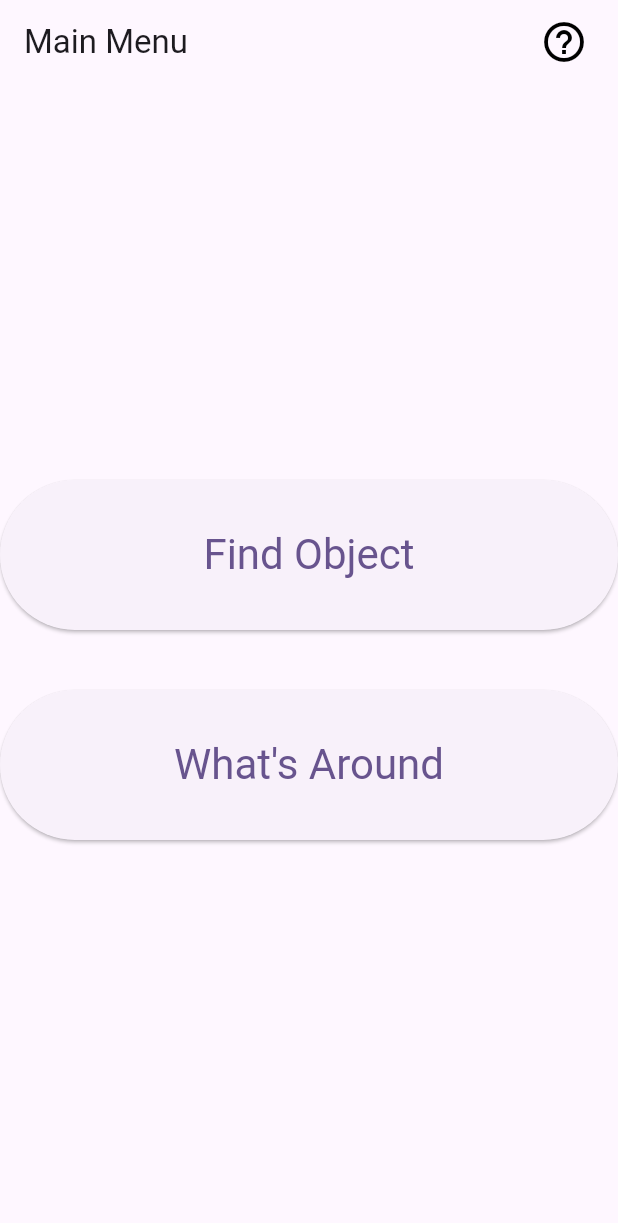
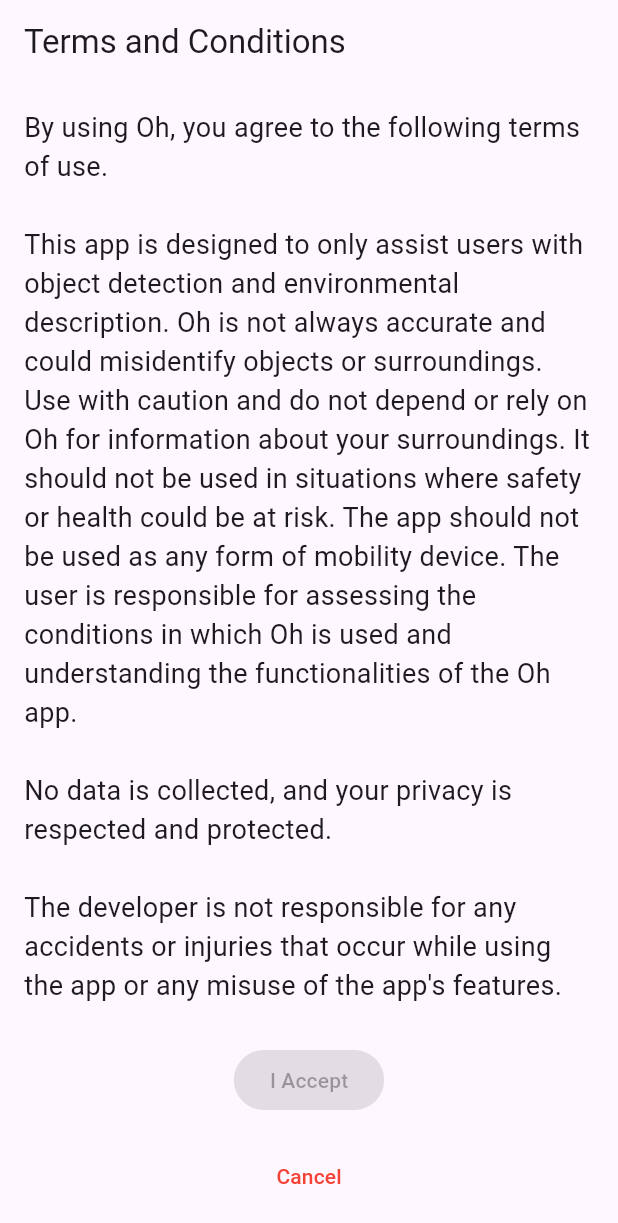
Before and after one commit to SauronVan/-Object_Detection_android, a Flutter app: the screen it shows after launch, on a phone screen of 412 x 824 dp. Shown: the top 1223 px of the screen. Run offline on Flutter 3.47's test engine with Material 3 defaults, Android fonts, the phone set to English and light mode, and no system bars; our stand-ins replace flutter_tts, get, permission_handler, shared_preferences, speech_to_text, vibration; missing offline and left inert: ultralytics_yolo.

Commit message:
add terms of use

```diff
--- /dev/null
+++ b/lib/Instruction/termsandcondition.dart
@@ -0,0 +1,122 @@
+import 'package:flutter/material.dart';
+import 'package:flutter_tts/flutter_tts.dart';
+import 'package:shared_preferences/shared_preferences.dart';
+import 'package:flutter/services.dart';
+import 'package:oh/main.dart';
+
+class TermsPage extends StatefulWidget {
+  const TermsPage({super.key});
+
+  @override
+  _TermsPageState createState() => _TermsPageState();
+}
+
+class _TermsPageState extends State<TermsPage> with WidgetsBindingObserver {
+  ScrollController _scrollController = ScrollController();
+  bool _isAtBottom = false;
+  FlutterTts _flutterTts = FlutterTts();
+
+  @override
+
+  @override
+  void initState() {
+    super.initState();
+    WidgetsBinding.instance.addObserver(this);
+    _flutterTts.setLanguage("en-US");
+    _flutterTts.setSpeechRate(0.5);
+    _readTerms();
+    _scrollController.addListener(_scrollListener);
+  }
+
+  @override
+  void didChangeAppLifecycleState(AppLifecycleState state) {
+    if (state == AppLifecycleState.paused || state == AppLifecycleState.inactive) {
+      _flutterTts.stop();
+    } else if (state == AppLifecycleState.resumed) {
+      _readTerms();
+    }
+  }
+
+  void _scrollListener() {
+    setState(() {
+      _isAtBottom = _scrollController.position.pixels == _scrollController.position.maxScrollExtent;
+    });
+  }
+
+  Future<void> _readTerms() async {
+    await _flutterTts.speak(
+        "By using Oh, you agree to the following terms of use. "
+            "This app is designed to only assist users with object detection and environmental description. "
+            "Oh is not always accurate and could misidentify objects or surroundings. "
+            "Use with caution and do not depend or rely on Oh for information about your surroundings. "
+            "It should not be used in situations where safety or health could be at risk. The app should not be used as any form of mobility device. "
+            "The user is responsible for assessing the conditions in which Oh is used and understanding the functionalities of Oh app. "
+            "No data is collected, and your privacy is respected and protected. "
+            "The developer is not responsible for any accidents or injuries that occur while using the app or any misuse of the app's features. "
+            "By accepting the terms of use, you acknowledge and agree to these conditions. "
+            "Hope you have an enjoyable time using the app."
+    );
+  }
+
+  Future<void> _acceptTerms(BuildContext context) async {
+    final prefs = await SharedPreferences.getInstance();
+    await prefs.setBool('accepted_terms', true);
+    Navigator.pushReplacement(context, MaterialPageRoute(builder: (_) => const MainMenu()));
+  }
+
+  Future<void> _cancel(BuildContext context) async {
+    await _flutterTts.stop();
+    SystemNavigator.pop();
+  }
+
+  @override
+  void dispose() {
+    WidgetsBinding.instance.removeObserver(this);
+    _flutterTts.stop();
+    _scrollController.removeListener(_scrollListener);
+    _scrollController.dispose();
+    super.dispose();
+  }
+
+  @override
+  Widget build(BuildContext context) {
+    return Scaffold(
+      appBar: AppBar(title: const Text("Terms and Conditions")),
+      body: Padding(
+        padding: const EdgeInsets.all(16),
+        child: Column(
+          children: [
+            Expanded(
+              child: SingleChildScrollView(
+                controller: _scrollController,
+                child: Text(
+                  "By using Oh, you agree to the following terms of use.\n\n"
+                      "This app is designed to only assist users with object detection and environmental description. "
+                      "Oh is not always accurate and could misidentify objects or surroundings. "
+                      "Use with caution and do not depend or rely on Oh for information about your surroundings. "
+                      "It should not be used in situations where safety or health could be at risk. The app should not be used as any form of mobility device. "
+                      "The user is responsible for assessing the conditions in which Oh is used and understanding the functionalities of the Oh app.\n\n"
+                      "No data is collected, and your privacy is respected and protected.\n\n"
+                      "The developer is not responsible for any accidents or injuries that occur while using the app or any misuse of the app's features.\n\n"
+                      "By accepting the terms of use, you acknowledge and agree to these conditions.\n\n"
+                      "Hope you have an enjoyable time using the app!",
+                  style: const TextStyle(fontSize: 18),
+                ),
+              ),
+            ),
+            const SizedBox(height: 16),
+            ElevatedButton(
+              onPressed: _isAtBottom ? () => _acceptTerms(context) : null,
+              child: const Text("I Accept"),
+            ),
+            const SizedBox(height: 16),
+            TextButton(
+              onPressed: () => _cancel(context),
+              child: const Text("Cancel", style: TextStyle(color: Colors.red)),
+            ),
+          ],
+        ),
+      ),
+    );
+  }
+}
--- a/lib/main.dart
+++ b/lib/main.dart
@@ -1,9 +1,11 @@
 import 'package:flutter/material.dart';
 import 'package:get/get.dart';
+import 'package:shared_preferences/shared_preferences.dart';
 import 'package:oh/controller/scan_controller.dart';
 import 'package:oh/view/camera_view.dart';
 import 'package:oh/view/detect_view..dart';
-import 'package:oh/Instruction/Instruction.dart'; // <-- NEW import
+import 'package:oh/Instruction/Instruction.dart';
+import 'package:oh/Instruction/termsandcondition.dart';
 
 void main() {
   runApp(const MyApp());
@@ -12,15 +14,31 @@ void main() {
 class MyApp extends StatelessWidget {
   const MyApp({super.key});
 
+  Future<bool> _hasAcceptedTerms() async {
+    final prefs = await SharedPreferences.getInstance();
+    return prefs.getBool('accepted_terms') ?? false;
+  }
+
   @override
   Widget build(BuildContext context) {
+    return FutureBuilder<bool>(
+      future: _hasAcceptedTerms(),
+      builder: (context, snapshot) {
+        if (!snapshot.hasData) {
+          return const MaterialApp(
+            home: Scaffold(body: Center(child: CircularProgressIndicator())),
+          );
+        }
+
         return GetMaterialApp(
           title: 'AI Object Detection',
           theme: ThemeData(
             colorScheme: ColorScheme.fromSeed(seedColor: Colors.deepPurple),
             useMaterial3: true,
           ),
-      home: const MainMenu(),
+          home: snapshot.data! ? const MainMenu() : const TermsPage(),
+        );
+      },
     );
   }
 }
@@ -32,15 +50,15 @@ class MainMenu extends StatelessWidget {
   Widget build(BuildContext context) {
     return Scaffold(
       appBar: AppBar(
-        title: const Text("Main Menu"),
+        title: const Text("Màn Hình Chính"),
         actions: [
           Padding(
-            padding: const EdgeInsets.only(right: 12.0), // add small padding from edge
+            padding: const EdgeInsets.only(right: 12.0),
             child: IconButton(
               icon: const Icon(
                 Icons.help_outline,
-                color: Colors.black,      // <-- BLACK color
-                size: 32,                 // <-- Bigger size
+                color: Colors.black,
+                size: 40,
               ),
               onPressed: () {
                 Instruction.showParagraphPopup(
@@ -110,7 +128,6 @@ class MainMenu extends StatelessWidget {
   }
 }
 
-
 class CameraViewWithBackButton extends StatelessWidget {
   const CameraViewWithBackButton({super.key});
 
--- a/pubspec.yaml
+++ b/pubspec.yaml
@@ -44,6 +44,7 @@ dependencies:
   flutter_tts: ^4.2.2
   ultralytics_yolo: ^0.0.3
   path_provider: ^2.1.4
+  shared_preferences: ^2.5.3
 
 
 dev_dependencies:
```
Also changed, not shown: lib/controller/scan_controller.dart (+9 -15 lines), lib/view/camera_view.dart (+28 -8 lines), lib/view/detect_view..dart (+30 -13 lines), pubspec.lock, 1 other file. Lines whose indentation alone changed are shown as unchanged.
